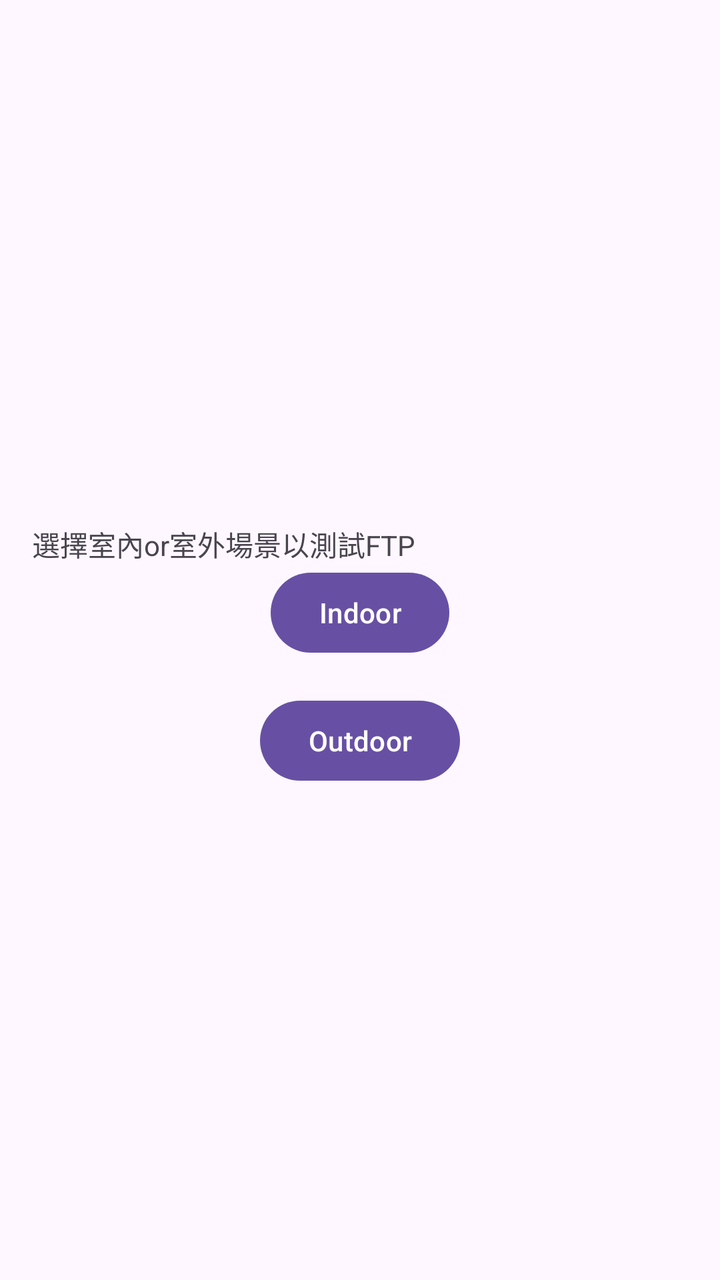
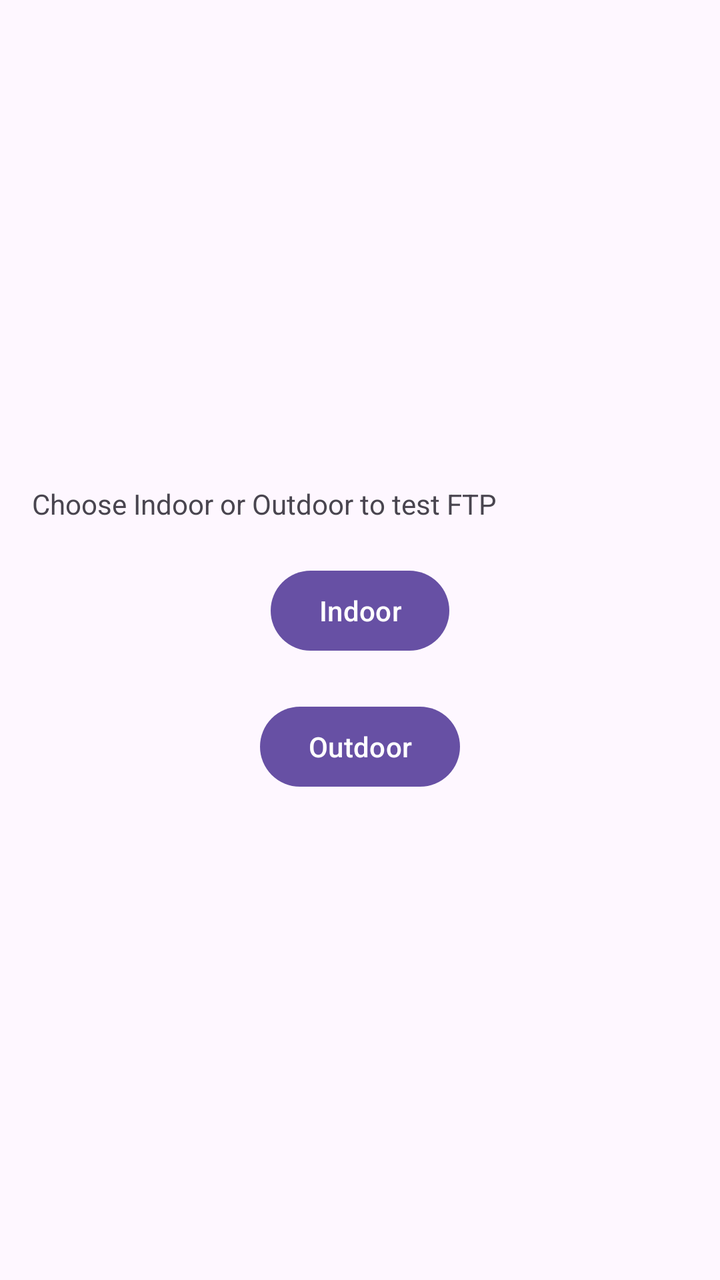

An Android layout rendered at two revisions. The XML below is the earlier revision; the diff shows what the commit changed to produce the second picture.
<!-- AndroidManifest.xml: application theme Theme.BmiCalculator -->
<!-- res/layout/activity_chooseinout.xml -->
<?xml version="1.0" encoding="utf-8"?>
<LinearLayout xmlns:android="http://schemas.android.com/apk/res/android"
    android:layout_width="match_parent"
    android:layout_height="match_parent"
    android:orientation="vertical"
    android:gravity="center"
    android:padding="16dp">

    <TextView
        android:layout_width="match_parent"
        android:layout_height="wrap_content"
        android:text="@string/outdoor_or_indoor"
        android:paddingTop="16dp"/>

    <Button
        android:id="@+id/buttonIndoor"
        android:layout_width="wrap_content"
        android:layout_height="wrap_content"
        android:text="Indoor" />

    <Button
        android:id="@+id/buttonOutdoor"
        android:layout_width="wrap_content"
        android:layout_height="wrap_content"
        android:text="Outdoor"
        android:layout_marginTop="16dp" />

</LinearLayout>
<!-- resources referenced by this layout -->
<resources>
  <string name="outdoor_or_indoor">選擇室內or室外場景以測試FTP</string>
  <style name="Theme.BmiCalculator" parent="Base.Theme.BmiCalculator" />
  <style name="Base.Theme.BmiCalculator" parent="Theme.Material3.DayNight.NoActionBar">
          
          
      </style>
</resources>

<!-- the commit's change to res/layout/activity_chooseinout.xml (unified diff, before → after) -->
@@ -10,19 +10,22 @@
         android:layout_width="match_parent"
         android:layout_height="wrap_content"
         android:text="@string/outdoor_or_indoor"
-        android:paddingTop="16dp"/>
+        android:layout_centerInParent="true" />
 
     <Button
         android:id="@+id/buttonIndoor"
         android:layout_width="wrap_content"
         android:layout_height="wrap_content"
-        android:text="Indoor" />
+        android:text="Indoor"
+        android:layout_marginTop="20dp"
+        android:layout_centerHorizontal="true" />
 
     <Button
         android:id="@+id/buttonOutdoor"
         android:layout_width="wrap_content"
         android:layout_height="wrap_content"
         android:text="Outdoor"
-        android:layout_marginTop="16dp" />
+        android:layout_marginTop="20dp"
+        android:layout_centerHorizontal="true" />
 
 </LinearLayout>
<!-- resource entries referenced after the edit -->
@@ -1,6 +1,6 @@
 <!-- resources referenced by this layout -->
 <resources>
-  <string name="outdoor_or_indoor">選擇室內or室外場景以測試FTP</string>
+  <string name="outdoor_or_indoor">Choose Indoor or Outdoor to test FTP</string>
   <style name="Theme.BmiCalculator" parent="Base.Theme.BmiCalculator" />
   <style name="Base.Theme.BmiCalculator" parent="Theme.Material3.DayNight.NoActionBar">
           
